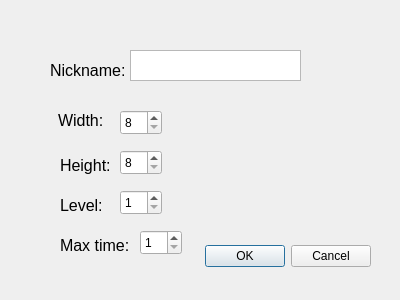
This is Tetris/gui/SettingsDialog.ui in amoraric/Tetris as Qt 5 draws it before an edit. The edited form follows.
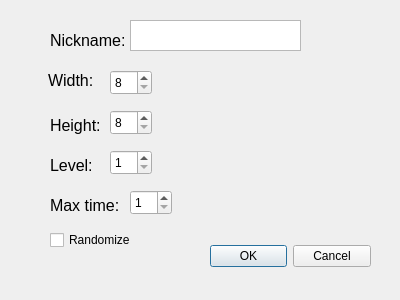
This is the edited form.

Commit message: changed appearence, buttons color, added Tetris logo image, added ability to Randomize and finally added the last update of the stats at the end of the game

The edit to the form file:
```diff
--- a/Tetris/gui/SettingsDialog.ui
+++ b/Tetris/gui/SettingsDialog.ui
@@ -16,9 +16,9 @@
   <widget class="QDialogButtonBox" name="buttonBox">
    <property name="geometry">
     <rect>
-     <x>30</x>
+     <x>210</x>
      <y>240</y>
-     <width>341</width>
+     <width>161</width>
      <height>32</height>
     </rect>
    </property>
@@ -32,8 +32,8 @@
   <widget class="QSpinBox" name="spinBoxWidth">
    <property name="geometry">
     <rect>
-     <x>120</x>
-     <y>110</y>
+     <x>110</x>
+     <y>70</y>
      <width>42</width>
      <height>25</height>
     </rect>
@@ -48,8 +48,8 @@
   <widget class="QSpinBox" name="spinBoxHeight">
    <property name="geometry">
     <rect>
-     <x>120</x>
-     <y>150</y>
+     <x>110</x>
+     <y>110</y>
      <width>42</width>
      <height>25</height>
     </rect>
@@ -64,8 +64,8 @@
   <widget class="QLabel" name="widthLabel">
    <property name="geometry">
     <rect>
-     <x>58</x>
-     <y>105</y>
+     <x>48</x>
+     <y>65</y>
      <width>61</width>
      <height>31</height>
     </rect>
@@ -77,8 +77,8 @@
   <widget class="QLabel" name="heightLabel">
    <property name="geometry">
     <rect>
-     <x>60</x>
-     <y>150</y>
+     <x>50</x>
+     <y>110</y>
      <width>61</width>
      <height>31</height>
     </rect>
@@ -91,7 +91,7 @@
    <property name="geometry">
     <rect>
      <x>50</x>
-     <y>50</y>
+     <y>20</y>
      <width>81</width>
      <height>41</height>
     </rect>
@@ -104,7 +104,7 @@
    <property name="geometry">
     <rect>
      <x>130</x>
-     <y>50</y>
+     <y>20</y>
      <width>171</width>
      <height>31</height>
     </rect>
@@ -116,8 +116,8 @@
   <widget class="QSpinBox" name="spinBoxLevel">
    <property name="geometry">
     <rect>
-     <x>120</x>
-     <y>190</y>
+     <x>110</x>
+     <y>150</y>
      <width>42</width>
      <height>25</height>
     </rect>
@@ -135,8 +135,8 @@
   <widget class="QLabel" name="levelLabel">
    <property name="geometry">
     <rect>
-     <x>60</x>
-     <y>190</y>
+     <x>50</x>
+     <y>150</y>
      <width>61</width>
      <height>31</height>
     </rect>
@@ -148,8 +148,8 @@
   <widget class="QLabel" name="timeMaxLabel">
    <property name="geometry">
     <rect>
-     <x>60</x>
-     <y>230</y>
+     <x>50</x>
+     <y>190</y>
      <width>71</width>
      <height>31</height>
     </rect>
@@ -161,8 +161,8 @@
   <widget class="QSpinBox" name="spinBoxTimeMax">
    <property name="geometry">
     <rect>
-     <x>140</x>
-     <y>230</y>
+     <x>130</x>
+     <y>190</y>
      <width>42</width>
      <height>25</height>
     </rect>
@@ -177,6 +177,19 @@
     <number>1</number>
    </property>
   </widget>
+  <widget class="QCheckBox" name="randomizeCheckBox">
+   <property name="geometry">
+    <rect>
+     <x>50</x>
+     <y>230</y>
+     <width>101</width>
+     <height>20</height>
+    </rect>
+   </property>
+   <property name="text">
+    <string>Randomize</string>
+   </property>
+  </widget>
  </widget>
  <resources/>
  <connections>
```
The commit also changes 34 other files.
